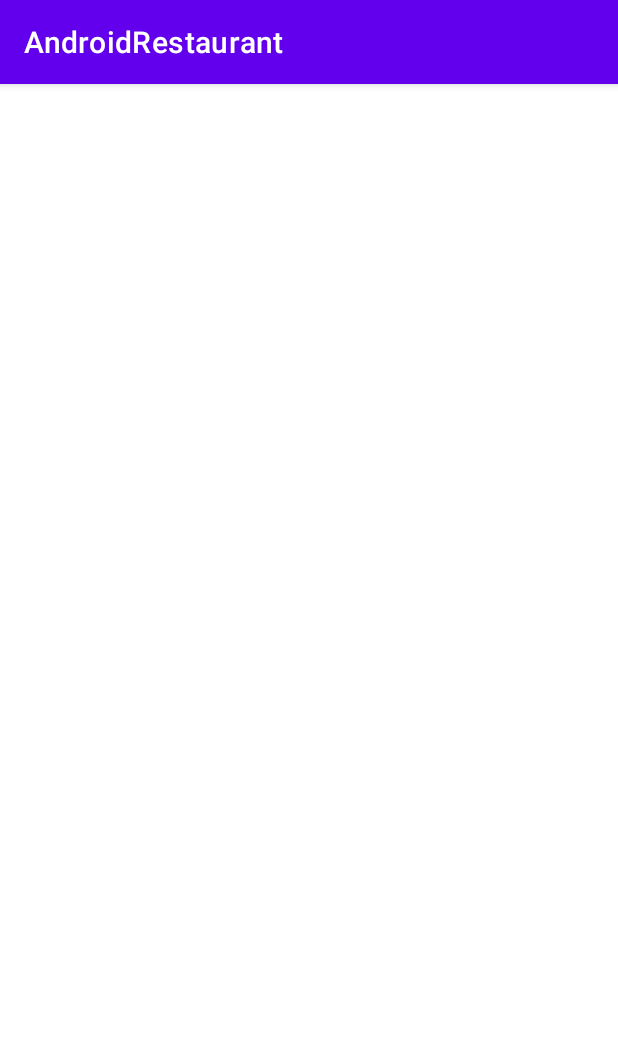
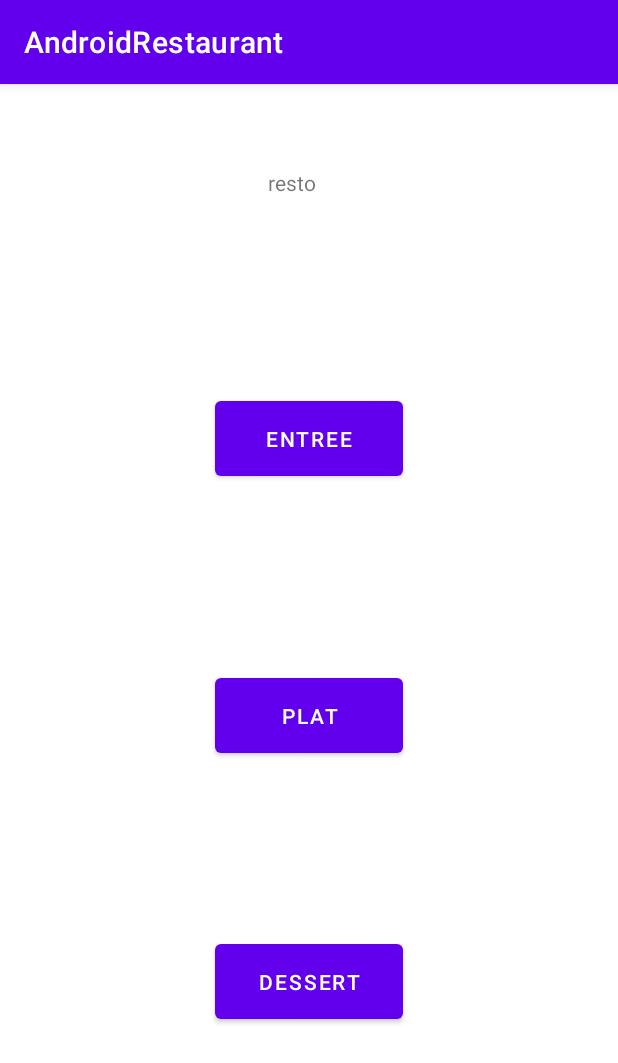
Before and after one commit to nathan-fermon/AndroidRestaurant, an Android app: the screen it shows after launch (HomeActivity), on a phone screen of 412 x 824 dp. Shown: the top 1063 px of the screen. Run offline under Robolectric (Android 15) with nearby library versions, the phone set to English and light mode, and no system bars; our stand-ins replace navigation-ui.

Commit message:
Initial commit

```diff
--- a/AndroidRestaurant/app/src/main/AndroidManifest.xml
+++ b/AndroidRestaurant/app/src/main/AndroidManifest.xml
@@ -8,6 +8,7 @@
         android:label="@string/app_name"
         android:roundIcon="@mipmap/ic_launcher_round"
         android:supportsRtl="true"
+        android:usesCleartextTraffic="false"
         android:theme="@style/Theme.AndroidRestaurant">
         <activity
             android:name=".HomeActivity"
--- a/AndroidRestaurant/app/src/main/java/fr/isen/fermon/androidrestaurant/HomeActivity.kt
+++ b/AndroidRestaurant/app/src/main/java/fr/isen/fermon/androidrestaurant/HomeActivity.kt
@@ -7,8 +7,10 @@ import androidx.navigation.findNavController
 import androidx.navigation.ui.AppBarConfiguration
 import androidx.navigation.ui.setupActionBarWithNavController
 import androidx.navigation.ui.setupWithNavController
+import fr.isen.fermon.androidrestaurant.databinding.ActivityHomeBinding
 
 class HomeActivity : AppCompatActivity() {
+    private lateinit var binding: ActivityHomeBinding
 
     override fun onCreate(savedInstanceState: Bundle?) {
         super.onCreate(savedInstanceState)
--- /dev/null
+++ b/AndroidRestaurant/app/src/main/res/layout/activity_home.xml
@@ -0,0 +1,54 @@
+<?xml version="1.0" encoding="utf-8"?>
+<androidx.constraintlayout.widget.ConstraintLayout xmlns:android="http://schemas.android.com/apk/res/android"
+    xmlns:app="http://schemas.android.com/apk/res-auto"
+    xmlns:tools="http://schemas.android.com/tools"
+    android:id="@+id/container"
+    android:layout_width="match_parent"
+    android:layout_height="match_parent"
+    android:paddingTop="?attr/actionBarSize">
+
+    <Button
+        android:id="@+id/plat"
+        android:layout_width="125dp"
+        android:layout_height="62dp"
+        android:text="@string/plat"
+        app:layout_constraintBottom_toTopOf="@+id/dessert"
+        app:layout_constraintEnd_toEndOf="parent"
+        app:layout_constraintStart_toStartOf="parent"
+        app:layout_constraintTop_toBottomOf="@+id/entree" />
+
+    <Button
+        android:id="@+id/dessert"
+        android:layout_width="125dp"
+        android:layout_height="62dp"
+        android:layout_marginBottom="24dp"
+        android:text="@string/dessert"
+        app:layout_constraintBottom_toBottomOf="parent"
+        app:layout_constraintEnd_toEndOf="parent"
+        app:layout_constraintStart_toStartOf="parent"
+        app:layout_constraintTop_toBottomOf="@+id/plat" />
+
+    <TextView
+        android:id="@+id/resto"
+        android:layout_width="wrap_content"
+        android:layout_height="26dp"
+        android:text="@string/resto"
+        app:layout_constraintBottom_toBottomOf="parent"
+        app:layout_constraintEnd_toEndOf="parent"
+        app:layout_constraintHorizontal_bias="0.47"
+        app:layout_constraintStart_toStartOf="parent"
+        app:layout_constraintTop_toTopOf="parent"
+        app:layout_constraintVertical_bias="0.0" />
+
+    <Button
+        android:id="@+id/entree"
+        android:layout_width="125dp"
+        android:layout_height="62dp"
+        android:layout_marginTop="8dp"
+        android:layout_marginBottom="8dp"
+        android:text="@string/entree"
+        app:layout_constraintBottom_toTopOf="@+id/plat"
+        app:layout_constraintEnd_toEndOf="parent"
+        app:layout_constraintStart_toStartOf="parent"
+        app:layout_constraintTop_toBottomOf="@+id/resto" />
+</androidx.constraintlayout.widget.ConstraintLayout>
--- a/AndroidRestaurant/app/src/main/res/values/strings.xml
+++ b/AndroidRestaurant/app/src/main/res/values/strings.xml
@@ -3,4 +3,8 @@
     <string name="title_home">Home</string>
     <string name="title_dashboard">Dashboard</string>
     <string name="title_notifications">Notifications</string>
+    <string name="entree">entree</string>
+    <string name="plat">plat</string>
+    <string name="dessert">dessert</string>
+    <string name="resto">resto</string>
 </resources>
```
Also changed, not shown: AndroidRestaurant/app/src/main/java/fr/isen/fermon/androidrestaurant/category/CategoryActivity.kt (added, +117 -0 lines), AndroidRestaurant/app/src/main/java/fr/isen/fermon/androidrestaurant/category/CategoryAdapter.kt (added, +25 -0 lines), AndroidRestaurant/app/src/main/res/layout/activity_main.xml (deleted, +0 -19 lines).
